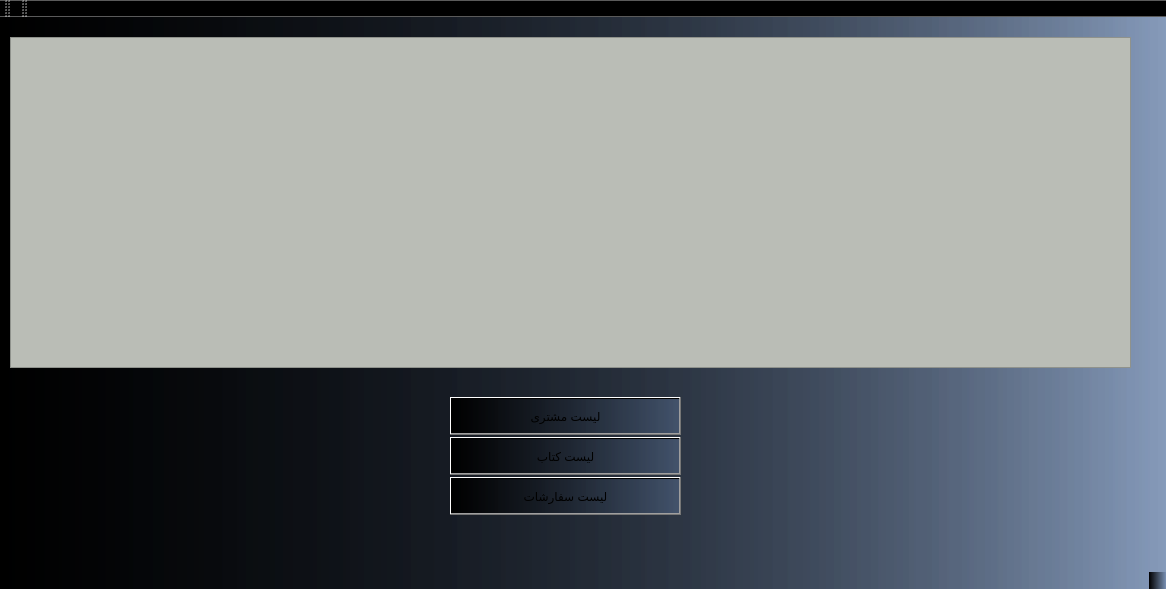
7smd7/bookstore-DB, file book_store/mainwindow.ui: the form before one commit.
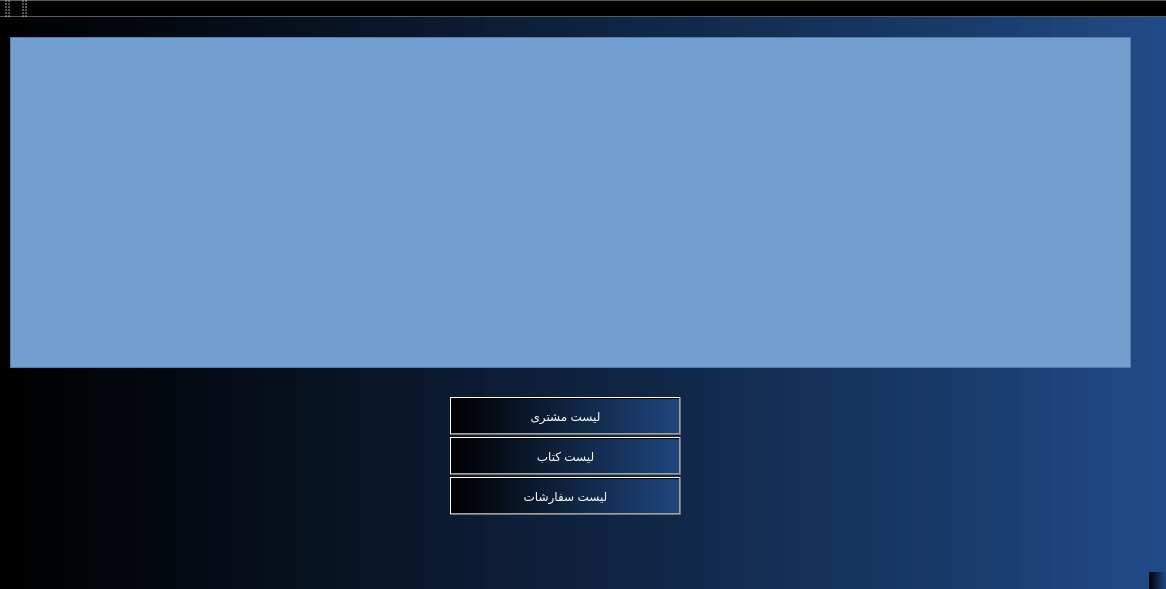
The form after the commit.

```diff
--- a/book_store/mainwindow.ui
+++ b/book_store/mainwindow.ui
@@ -17,14 +17,11 @@
    <string>&lt;html&gt;&lt;head/&gt;&lt;body&gt;&lt;p&gt;&lt;br/&gt;&lt;/p&gt;&lt;/body&gt;&lt;/html&gt;</string>
   </property>
   <property name="whatsThis">
-   <string>&lt;html&gt;&lt;head/&gt;&lt;body&gt;&lt;p&gt;&lt;br/&gt;&lt;/p&gt;&lt;p&gt;&lt;br/&gt;&lt;/p&gt;&lt;/body&gt;&lt;/html&gt;</string>
-  </property>
-  <property name="autoFillBackground">
-   <bool>false</bool>
+   <string>&lt;html&gt;&lt;head/&gt;&lt;body&gt;&lt;p&gt;This is a test&lt;/p&gt;&lt;p&gt;&lt;br/&gt;&lt;/p&gt;&lt;/body&gt;&lt;/html&gt;</string>
   </property>
   <property name="styleSheet">
    <string notr="true">background-color:
-qlineargradient(spread:pad, x1:0, y1:0, x2:1, y2:0, stop:0 rgba(0, 0, 0, 255), stop:1 rgb(100, 127, 168, 100))</string>
+qlineargradient(spread:pad, x1:0, y1:0, x2:1, y2:0, stop:0 rgba(0, 0, 0, 255), stop:1 rgba(32, 74, 135 , 220));</string>
   </property>
   <widget class="QWidget" name="centralWidget">
    <widget class="QPushButton" name="pushButton">
@@ -36,9 +33,19 @@
       <height>38</height>
      </rect>
     </property>
+    <property name="autoFillBackground">
+     <bool>false</bool>
+    </property>
+    <property name="styleSheet">
+     <string notr="true">color:
+white;</string>
+    </property>
     <property name="text">
      <string>لیست مشتری</string>
     </property>
+    <property name="flat">
+     <bool>false</bool>
+    </property>
    </widget>
    <widget class="QTableWidget" name="tableWidget">
     <property name="geometry">
@@ -49,12 +56,9 @@
       <height>331</height>
      </rect>
     </property>
-    <property name="autoFillBackground">
-     <bool>false</bool>
-    </property>
     <property name="styleSheet">
      <string notr="true">background-color:
-rgb(186, 189, 182)</string>
+rgb(114, 159, 207)</string>
     </property>
    </widget>
    <widget class="QPushButton" name="pushButton_2">
@@ -66,6 +70,10 @@
       <height>38</height>
      </rect>
     </property>
+    <property name="styleSheet">
+     <string notr="true">color:
+white;</string>
+    </property>
     <property name="text">
      <string>لیست کتاب</string>
     </property>
@@ -79,6 +87,10 @@
       <height>38</height>
      </rect>
     </property>
+    <property name="styleSheet">
+     <string notr="true">color:
+white;</string>
+    </property>
     <property name="text">
      <string>لیست سفارشات</string>
     </property>
```
